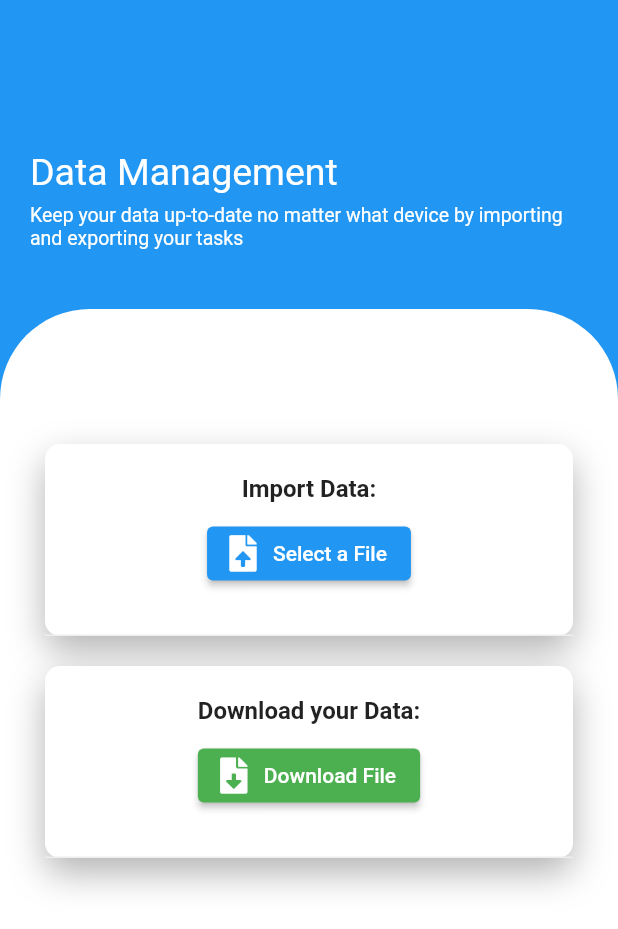
After one commit to mudheerakariyawasam/to-do-app, a Flutter app: the DataManagePage screen opened directly, on a phone screen of 412 x 824 dp. The commit adds this screen. Shown: the top 929 px of the screen. Run offline on Flutter 3.47's test engine with Material 2 defaults, Android fonts, the phone set to English and light mode, and no system bars; our stand-ins replace animate_do, file_picker, fluttericon.

Commit message:
push changes

```diff
--- a/lib/main.dart
+++ b/lib/main.dart
@@ -1,4 +1,7 @@
 import 'package:flutter/material.dart';
+import 'package:to_do_app/pages/dashboard_page.dart';
+import 'package:to_do_app/pages/datamanage_page.dart';
+import 'package:to_do_app/pages/taskadd_page.dart';
 import 'pages/login_page.dart';
 
 void main() {
--- /dev/null
+++ b/lib/pages/datamanage_page.dart
@@ -0,0 +1,172 @@
+import 'package:animate_do/animate_do.dart';
+import 'package:flutter/material.dart';
+import 'package:file_picker/file_picker.dart';
+import 'package:fluttericon/font_awesome5_icons.dart';
+
+class DataManagePage extends StatelessWidget {
+
+  @override
+  Widget build(BuildContext context) {
+    return Scaffold(
+      body: Container(
+        width: double.infinity,
+        decoration: BoxDecoration(
+            gradient: LinearGradient(begin: Alignment.topCenter, colors: [
+          Colors.blue,
+          Colors.blue,
+          Colors.blue,
+        ])),
+        child: Column(
+          crossAxisAlignment: CrossAxisAlignment.start,
+          children: <Widget>[
+            const SizedBox(
+              height: 80,
+            ),
+            Padding(
+              padding: const EdgeInsets.all(20),
+              child: Column(
+                crossAxisAlignment: CrossAxisAlignment.start,
+                children: <Widget>[
+                  FadeInUp(
+                    duration: const Duration(milliseconds: 1000),
+                    child: const Text(
+                      "Data Management",
+                      style: TextStyle(color: Colors.white, fontSize: 25),
+                    ),
+                  ),
+                  const SizedBox(
+                    height: 7,
+                  ),
+                  FadeInUp(
+                    duration: const Duration(milliseconds: 1300),
+                    child: const Text(
+                      "Keep your data up-to-date no matter what device by importing and exporting your tasks",
+                      style: TextStyle(color: Colors.white, fontSize: 13),
+                    ),
+                  ),
+                ],
+              ),
+            ),
+            const SizedBox(height: 20),
+            Expanded(
+              child: Container(
+                decoration: const BoxDecoration(
+                    color: Colors.white,
+                    borderRadius: BorderRadius.only(
+                        topLeft: Radius.circular(60),
+                        topRight: Radius.circular(60))),
+                child: Padding(
+                  padding: const EdgeInsets.all(30),
+                  child: Column(
+                    children: <Widget>[
+                      const SizedBox(
+                        height: 60,
+                      ),
+                      FadeInUp(
+                        duration: const Duration(milliseconds: 1400),
+                        child: Container(
+                          decoration: BoxDecoration(
+                            color: Colors.white,
+                            borderRadius: BorderRadius.circular(10),
+                            boxShadow: const [
+                              BoxShadow(
+                                 color: Color.fromRGBO(0, 0, 0, 0.298),
+                                blurRadius: 20,
+                                offset: Offset(0, 10),
+                              ),
+                            ],
+                          ),
+                          child: Column(
+                            children: <Widget>[
+                              SizedBox(height: 20),
+                              Text(
+                                'Import Data:',
+                                style: TextStyle(
+                                    fontSize: 16, fontWeight: FontWeight.bold),
+                              ),
+                              SizedBox(height: 10),
+                              ElevatedButton.icon(
+                                onPressed: () {},
+                                icon: Icon(FontAwesome5.file_upload),
+                                label: Text('Select a File'),
+                                style: ElevatedButton.styleFrom(
+                                  primary: Colors.blue,
+                                ),
+                              ),
+                              SizedBox(height: 10),
+                              Container(
+                                padding: const EdgeInsets.all(10),
+                                decoration: BoxDecoration(
+                                  border: Border(
+                                    bottom: BorderSide(
+                                      color: Colors.grey.shade200,
+                                    ),
+                                  ),
+                                ),
+                              ),
+                            ],
+                          ),
+                        ),
+                      ),
+                      const SizedBox(
+                        height: 20,
+                      ),
+                      FadeInUp(
+                        duration: const Duration(milliseconds: 1600),
+                        child: Container(
+                          decoration: BoxDecoration(
+                            color: Colors.white,
+                            borderRadius: BorderRadius.circular(10),
+                            boxShadow: const [
+                              BoxShadow(
+                                color: Color.fromRGBO(0, 0, 0, 0.298),
+                                blurRadius: 20,
+                                offset: Offset(0, 10),
+                              ),
+                            ],
+                          ),
+                          child: Column(
+                            children: <Widget>[
+                              SizedBox(height: 20),
+                              Text(
+                                'Download your Data:',
+                                style: TextStyle(
+                                    fontSize: 16, fontWeight: FontWeight.bold),
+                              ),
+                              SizedBox(height: 10),
+                              ElevatedButton.icon(
+                                onPressed: () {
+                                  // Implement file download logic here (e.g., open the file).
+                                },
+                                icon: Icon(FontAwesome5.file_download),
+                                label: Text('Download File'),
+                                style: ElevatedButton.styleFrom(
+                                  primary: Colors.green,
+                                ),
+                              ),
+                              SizedBox(height: 10),
+                              Container(
+                                padding: const EdgeInsets.all(10),
+                                decoration: BoxDecoration(
+                                  border: Border(
+                                    bottom: BorderSide(
+                                      color: Colors.grey.shade200,
+                                    ),
+                                  ),
+                                ),
+                              ),
+                            ],
+                          ),
+                        ),
+                      ),
+                    ],
+                  ),
+                ),
+              ),
+            ),
+          ],
+        ),
+      ),
+    );
+  }
+}
--- a/pubspec.yaml
+++ b/pubspec.yaml
@@ -34,6 +34,11 @@ dependencies:
   # The following adds the Cupertino Icons font to your application.
   # Use with the CupertinoIcons class for iOS style icons.
   cupertino_icons: ^1.0.2
+  file_picker: ^6.0.0
+  fluttericon: ^2.0.0
+  get: ^4.6.6
+  animate_do: ^3.1.2
+  table_calendar: ^3.0.9
 
 dev_dependencies:
   flutter_test:
```
Also changed, not shown: lib/pages/dashboard_page.dart (added, +80 -0 lines), lib/pages/taskadd_page.dart (added, +173 -0 lines), pubspec.lock.
